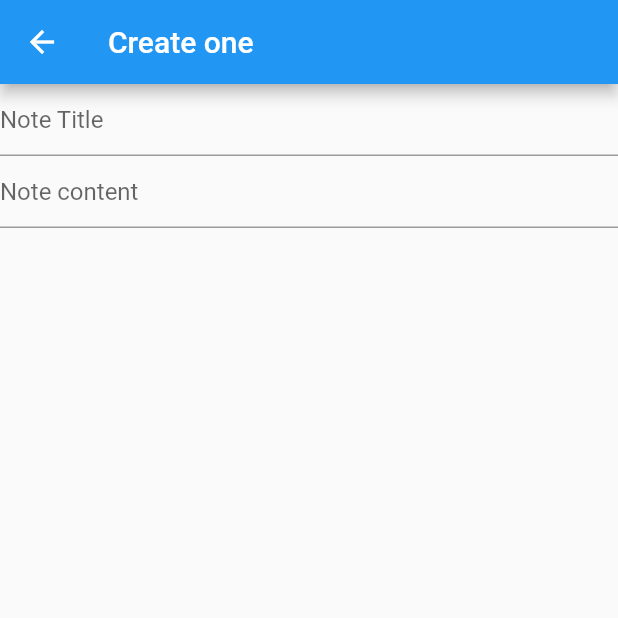
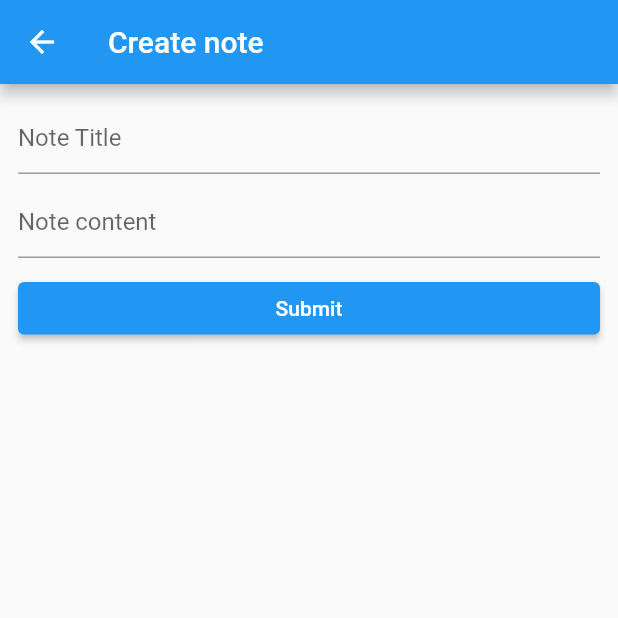
Before and after one commit to safa-abidi/flutterNotes-consumingRest, a Flutter app: the screen it shows after launch, after a tap on the "add" icon, on a phone screen of 412 x 824 dp, the top half of it. Run offline on Flutter 3.47's test engine with Material 2 defaults, Android fonts, the phone set to English and light mode, and no system bars; our stand-ins replace get_it.

Commit message:
service & get_it package

```diff
--- a/lib/main.dart
+++ b/lib/main.dart
@@ -1,7 +1,13 @@
 import 'package:flutter/material.dart';
+import 'package:notes_app/services/notes_service.dart';
 import 'package:notes_app/views/notes_list.dart';
+import 'package:get_it/get_it.dart';
 
+void setUpLocator(){
+  GetIt.instance.registerLazySingleton(() => NotesService());
+}
 void main() {
+  setUpLocator();
   runApp(const MyApp());
 }
 
--- /dev/null
+++ b/lib/services/notes_service.dart
@@ -0,0 +1,11 @@
+import 'package:notes_app/models/note_for_listing.dart';
+
+class NotesService {
+  List<NoteForListing> getNotesList() {
+    return [
+      NoteForListing("1", "note 1", DateTime.now(), DateTime.now()),
+      NoteForListing("2", "note 2", DateTime.now(), DateTime.now()),
+      NoteForListing("3", "note 3", DateTime.now(), DateTime.now()),
+    ];
+  }
+}
--- a/lib/views/note_modify.dart
+++ b/lib/views/note_modify.dart
@@ -1,27 +1,56 @@
 import 'package:flutter/material.dart';
 
 class NoteModify extends StatelessWidget {
-  const NoteModify({Key? key}) : super(key: key);
+  final String? noteID;
+  bool get isEditing => noteID != null;
+  const NoteModify({Key? key, this.noteID}) : super(key: key);
 
   @override
   Widget build(BuildContext context) {
     return Scaffold(
       appBar: AppBar(
-        title: Text('Create one'),
+        title: Text(isEditing ? 'Edit note' : 'Create note'),
       ),
-      body: Column(
+      body: Padding(
+        padding: const EdgeInsets.all(12.0),
+        child: Column(
           children: [
-          TextField(
+            const TextField(
               decoration: InputDecoration(
                 hintText: 'Note Title',
               ),
             ),
-          TextField(
+            const SizedBox(
+              height: 8.0,
+            ),
+            const TextField(
               decoration: InputDecoration(
                 hintText: 'Note content',
               ),
             ),
+            const SizedBox(
+              height: 16,
+            ),
+            SizedBox(
+              width: double.infinity,
+              height: 35,
+              child: ElevatedButton(
+                onPressed: () {
+                  Navigator.of(context).pop();
+                },
+                child: const Text(
+                  'Submit',
+                  style: TextStyle(
+                    color: Colors.white,
+                  ),
+                ),
+                style: ElevatedButton.styleFrom(
+                  primary: Colors.blue,
+                ),
+              ),
+            ),
           ],
+        ),
       ),
     );
   }
--- a/lib/views/notes_list.dart
+++ b/lib/views/notes_list.dart
@@ -1,18 +1,30 @@
 import 'package:flutter/material.dart';
+import 'package:get_it/get_it.dart';
 import 'package:notes_app/models/note_for_listing.dart';
+import 'package:notes_app/services/notes_service.dart';
+import 'package:notes_app/views/delete_note.dart';
 import 'package:notes_app/views/note_modify.dart';
 
-class NotesList extends StatelessWidget {
+class NotesList extends StatefulWidget {
   NotesList({Key? key}) : super(key: key);
 
-  final notes = [
-    NoteForListing("1", "note 1", DateTime.now(), DateTime.now()),
-    NoteForListing("2", "note 2", DateTime.now(), DateTime.now()),
-    NoteForListing("3", "note 3", DateTime.now(), DateTime.now()),
-  ];
+  @override
+  State<NotesList> createState() => _NotesListState();
+}
+
+class _NotesListState extends State<NotesList> {
+
+  NotesService get service => GetIt.instance<NotesService>();
+  List<NoteForListing> notes = [];
 
   String formatDateTime(DateTime dateTime) {
     return '${dateTime.day}/${dateTime.month}/${dateTime.year}';
+  }
+
+  @override
+  void initState() {
+    notes = service.getNotesList();
+    super.initState();
   }
 
   @override
@@ -30,13 +42,36 @@ class NotesList extends StatelessWidget {
       ),
       body: ListView.separated(
           itemBuilder: (_, index) {
-            return ListTile(
-              title: Text(
-                notes[index].noteTitle,
-                style: TextStyle(color: Theme.of(context).primaryColor),
+            return Dismissible(
+              key: ValueKey(notes[index].noteID),
+              direction: DismissDirection.startToEnd,
+              onDismissed: (direction) {},
+              confirmDismiss: (direction) async {
+                final result = await showDialog(
+                    context: context, builder: (_) => NoteDelete());
+                return result;
+              },
+              background: Container(
+                color: Colors.red,
+                padding: EdgeInsets.only(left: 16),
+                child: Align(
+                  child: Icon(Icons.delete, color: Colors.white),
+                  alignment: Alignment.centerLeft,
+                ),
               ),
-              subtitle: Text(
-                  'Last edited on ${formatDateTime(notes[index].lastEdited)}'),
+              child: ListTile(
+                title: Text(
+                  notes[index].noteTitle,
+                  style: TextStyle(color: Theme.of(context).primaryColor),
+                ),
+                subtitle: Text(
+                  'Last edited on ${formatDateTime(notes[index].lastEdited)}',
+                ),
+                onTap: () {
+                  Navigator.of(context).push(MaterialPageRoute(
+                      builder: (_) => NoteModify(noteID: notes[index].noteID)));
+                },
+              ),
             );
           },
           separatorBuilder: (_, __) => const Divider(
--- a/pubspec.yaml
+++ b/pubspec.yaml
@@ -34,6 +34,7 @@ dependencies:
   # The following adds the Cupertino Icons font to your application.
   # Use with the CupertinoIcons class for iOS style icons.
   cupertino_icons: ^1.0.2
+  get_it: ^7.2.0
 
 dev_dependencies:
   flutter_test:
```
Also changed, not shown: lib/views/delete_note.dart (added, +27 -0 lines), pubspec.lock. Lines whose indentation alone changed are shown as unchanged.
